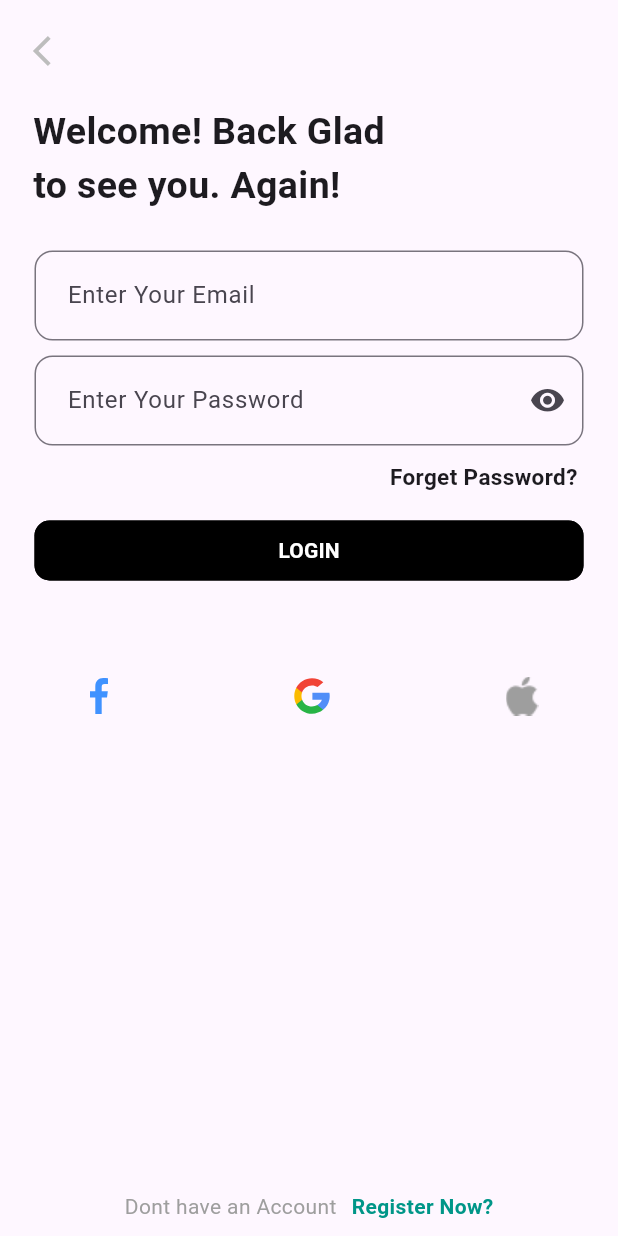
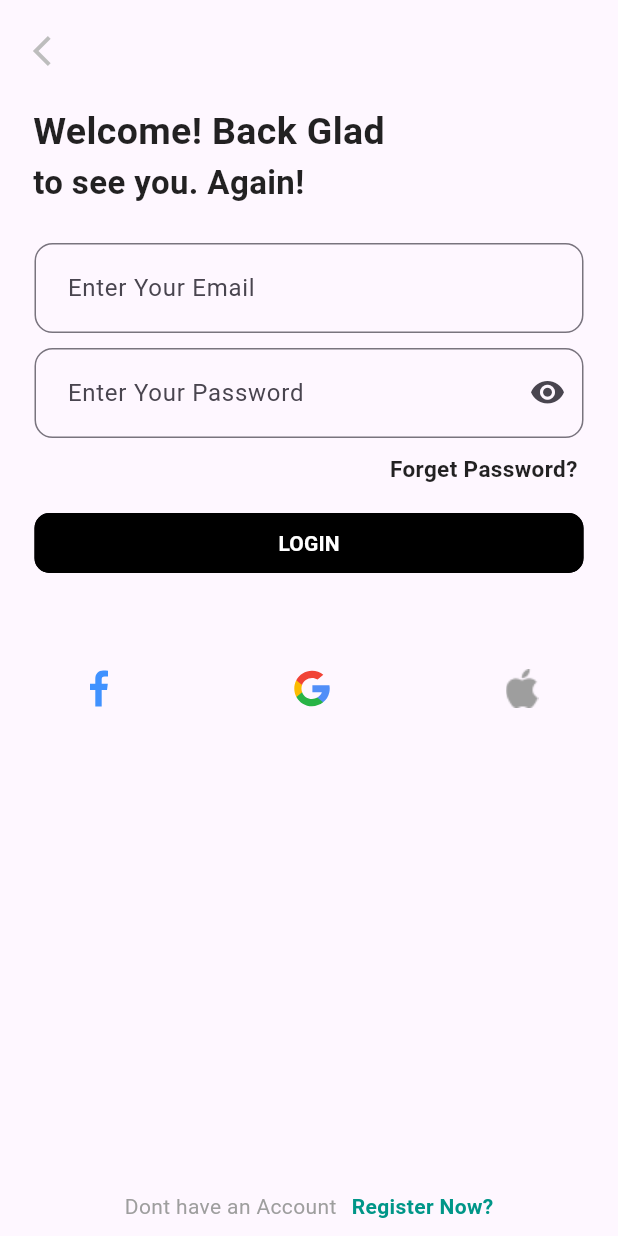
Before and after one commit to Ruhan130/AnimatedUI, a Flutter app: the screen it shows after launch, after a tap on "LOGIN", on a phone screen of 412 x 824 dp. Run offline on Flutter 3.47's test engine with Material 3 defaults, Android fonts, the phone set to English and light mode, and no system bars; our stand-ins replace animate_do, flutter_svg, lottie, pinput; Roboto replaces fonts that are missing (Urbanist-SemiBold).

Commit message:
Dark Mode implemention done

```diff
--- a/lib/Presentation/CreateNewPassord/CreateNewPasswordScreen.dart
+++ b/lib/Presentation/CreateNewPassord/CreateNewPasswordScreen.dart
@@ -13,7 +13,7 @@ class CreateNewPasswordScreen extends StatelessWidget {
     return Scaffold(
       body: SafeArea(
         child: Padding(
-          padding: EdgeInsets.all(10.0),
+          padding: const EdgeInsets.all(10.0),
           child: Column(
             crossAxisAlignment: CrossAxisAlignment.start,
             mainAxisAlignment: MainAxisAlignment.spaceBetween,
@@ -41,7 +41,7 @@ class CreateNewPasswordScreen extends StatelessWidget {
                         "Create new password",
                         style: TextStyle(
                             fontSize: 25,
-                            color: Colors.black,
+
                             fontWeight: FontWeight.bold),
                       ),
                     ),
@@ -56,7 +56,7 @@ class CreateNewPasswordScreen extends StatelessWidget {
                       height: 20,
                     ),
                     Padding(
-                      padding: EdgeInsets.all(12.0),
+                      padding: const EdgeInsets.all(12.0),
                       child: Column(
                         children: [
                           FadeIn(
--- a/lib/Presentation/FirstScreen/FirstScreen.dart
+++ b/lib/Presentation/FirstScreen/FirstScreen.dart
@@ -47,7 +47,7 @@ class _AnimatedUiFirstScreenState extends State<AnimatedUiFirstScreen> {
                         ),
                       ),
                     ),
-                    animate.FadeIn(delay: Duration(seconds: 2),
+                    animate.FadeIn(delay: const Duration(seconds: 2),
                       child: const Text(
                         "Flutter Spirit ❤️",
                         style: TextStyle(
--- a/lib/Presentation/LoginScreen/LoginScreen.dart
+++ b/lib/Presentation/LoginScreen/LoginScreen.dart
@@ -57,7 +57,7 @@ class _LoginScreenState extends State<LoginScreen> {
                       child: const Text(
                         "to see you. Again!",
                         style: TextStyle(
-                            fontSize: 25,
+                            fontSize: 22,
                             fontWeight: FontWeight.bold,
                             fontFamily: "Urbanist-SemiBold"),
                       ),
@@ -128,7 +128,7 @@ class _LoginScreenState extends State<LoginScreen> {
                       height: 50.0,
                     ),
                     Bounce(
-                      delay: const Duration(seconds: 4),
+                      delay: const Duration(seconds: 2),
                       child: Padding(
                         padding: const EdgeInsets.only(
                             top: 10, bottom: 10, right: 30, left: 30),
@@ -180,7 +180,8 @@ class _LoginScreenState extends State<LoginScreen> {
                     ),
                   ],
                 ),
-              )
+              ),
+
             ],
           ),
         ),
--- a/lib/Presentation/Otp_Verification/opt_verificationScreen.dart
+++ b/lib/Presentation/Otp_Verification/opt_verificationScreen.dart
@@ -59,7 +59,7 @@ class OtpVerificationCode extends StatelessWidget {
                         "OPT Verification",
                         style: TextStyle(
                             fontSize: 20,
-                            color: Colors.black,
+
                             fontWeight: FontWeight.bold),
                       ),
                     ),
@@ -101,7 +101,7 @@ class OtpVerificationCode extends StatelessWidget {
                       const SizedBox(
                         height: 30.0,
                       ),
-                      FadeIn(delay: Duration(seconds: 4),
+                      FadeIn(delay: const Duration(seconds: 4),
                         child: CustomElevatedButtomDark(
                           text: 'Verify',
                           onpressed: () {
--- a/lib/Presentation/RegisterSCreen/RegisterScreen.dart
+++ b/lib/Presentation/RegisterSCreen/RegisterScreen.dart
@@ -191,7 +191,7 @@ class _RegisterScreenState extends State<RegisterScreen> {
                   ),
                 ),
               ),
-              Spacer(),
+              const Spacer(),
               FadeIn(
                 delay: const Duration(seconds: 4),
                 child: Row(
--- a/lib/main.dart
+++ b/lib/main.dart
@@ -2,19 +2,32 @@ import 'package:flutter/material.dart';
 import 'package:project/Presentation/FirstScreen/FirstScreen.dart';
 
 void main() {
-  runApp(const MyApp());
+  runApp(MyApp());
 }
 
 class MyApp extends StatelessWidget {
+  static final ValueNotifier<ThemeMode> themeNotifier =
+      ValueNotifier(ThemeMode.system);
+
   const MyApp({super.key});
 
-  // This widget is the root of your application.
   @override
   Widget build(BuildContext context) {
-    return MaterialApp(
-      debugShowCheckedModeBanner: false,
-
-      home: AnimatedUiFirstScreen(),
+    return ValueListenableBuilder<ThemeMode>(
+      valueListenable: themeNotifier,
+      builder: (context, themeMode, child) {
+        return MaterialApp(
+          debugShowCheckedModeBanner: false,
+          theme: ThemeData(
+              brightness: Brightness.light,
+              useMaterial3: true,
+              primaryColor: Color(0xFF35C2C1),
+              textTheme: Typography.blackCupertino),
+          themeMode: themeMode,
+          darkTheme: ThemeData.dark(useMaterial3: true),
+          home: const AnimatedUiFirstScreen(),
+        );
+      },
     );
   }
 }
```
Also changed, not shown: lib/Presentation/ChangePasswordScreen/ChangedPasswordScreen.dart (+11 -5 lines).
